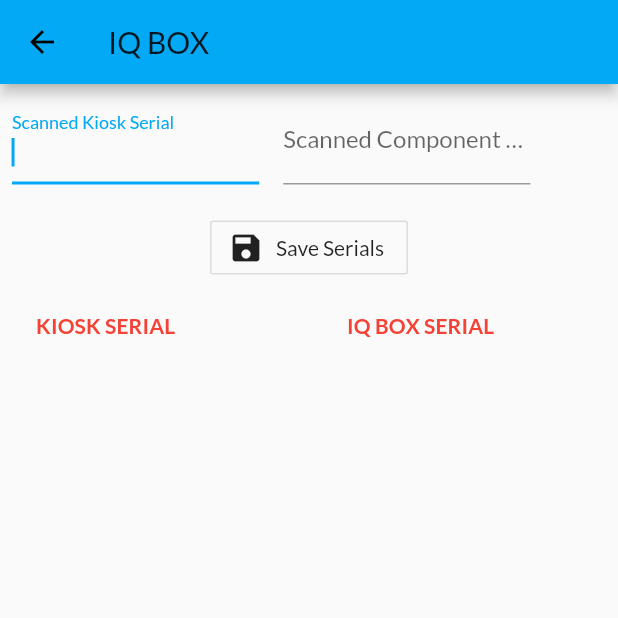
After one commit to diyarfaraj/flutter_shoppApp, a Flutter app: the ComponentPage screen opened by its route, on a phone screen of 412 x 824 dp, the top half of it. The commit adds this screen. Run offline on Flutter 3.47's test engine with Material 2 defaults, Android fonts, the phone set to English and light mode, and no system bars; missing offline and left inert: dart:ffi; network calls fail.

Commit message:
added new component page

```diff
--- a/lib/main.dart
+++ b/lib/main.dart
@@ -2,6 +2,7 @@ import 'package:flutter/material.dart';
 import 'package:provider/provider.dart';
 import 'package:shoppApp/providers/cart.dart';
 import 'package:shoppApp/providers/orders.dart';
+import 'package:shoppApp/screens/ComponentPage.dart';
 import 'package:shoppApp/screens/cart_screen.dart';
 import 'package:shoppApp/screens/edit_product_screen.dart';
 import 'package:shoppApp/screens/user_products_screen.dart';
@@ -46,6 +47,7 @@ class MyApp extends StatelessWidget {
           OrdersScreen.routeName: (ctx) => OrdersScreen(),
           UserProductsScreen.routeName: (ctx) => UserProductsScreen(),
           EditProductScreen.routeName: (ctx) => EditProductScreen(),
+          ComponentPage.routeName: (ctx) => ComponentPage("IQ BOX")
         },
       ),
     );
--- /dev/null
+++ b/lib/screens/ComponentPage.dart
@@ -0,0 +1,176 @@
+import 'dart:ffi';
+
+import 'package:flutter/material.dart';
+
+class ComponentPage extends StatefulWidget {
+  static const routeName = '/component_page';
+  String componentName;
+
+  ComponentPage(this.componentName);
+
+  @override
+  _ComponentPageState createState() => _ComponentPageState();
+}
+
+class _ComponentPageState extends State<ComponentPage> {
+  final _kioskSerialFocusNode = FocusNode();
+  final _componentSerialFocusNode = FocusNode();
+  final kioskSerialController = TextEditingController();
+  final compoentSerialController = TextEditingController();
+
+  final _form = GlobalKey<FormState>();
+
+  var components = List<Component>();
+
+  _addNewComponentRows(String kioskSerial, String componentSerial) {
+    components.add(
+      Component(componentSerial: componentSerial, kioskSerial: kioskSerial),
+    );
+  }
+
+  _saveSerialsToDatabase(List<Component> components) {
+    components.forEach((component) {
+      print("kiosk: " + component.kioskSerial);
+      print("component: " + component.componentSerial);
+    });
+
+    setState(() {
+      components.clear();
+    });
+  }
+
+  @override
+  void initState() {
+    // TODO: implement initState
+    super.initState();
+    widget.componentName = "IQ BOX";
+  }
+
+  @override
+  Widget build(BuildContext context) {
+    return GestureDetector(
+      onTap: () {
+        FocusScopeNode currentFocus = FocusScope.of(context);
+
+        if (!currentFocus.hasPrimaryFocus) {
+          currentFocus.unfocus();
+        }
+      },
+      child: Scaffold(
+          resizeToAvoidBottomInset: false,
+          appBar: AppBar(
+            title: Text(widget.componentName),
+          ),
+          body: ConstrainedBox(
+            constraints:
+                BoxConstraints.expand(width: MediaQuery.of(context).size.width),
+            child: Form(
+              key: _form,
+              child: Expanded(
+                child: Column(
+                  children: [
+                    Row(
+                      children: [
+                        Padding(
+                          padding: const EdgeInsets.all(8.0),
+                          child: Container(
+                            width: MediaQuery.of(context).size.width / 2.5,
+                            child: TextFormField(
+                              decoration: InputDecoration(
+                                  labelText: "Scanned Kiosk Serial"),
+                              controller: kioskSerialController,
+                              focusNode: _kioskSerialFocusNode,
+                              autofocus: true,
+                              onEditingComplete: () {
+                                FocusScope.of(context)
+                                    .requestFocus(_componentSerialFocusNode);
+                              },
+                            ),
+                          ),
+                        ),
+                        Padding(
+                          padding: const EdgeInsets.all(8.0),
+                          child: Container(
+                            width: MediaQuery.of(context).size.width / 2.5,
+                            child: TextFormField(
+                                decoration: InputDecoration(
+                                    labelText: "Scanned Component Serial"),
+                                controller: compoentSerialController,
+                                focusNode: _componentSerialFocusNode,
+                                onEditingComplete: () {
+                                  _addNewComponentRows(
+                                      kioskSerialController.text,
+                                      kioskSerialController.text);
+                                  FocusScope.of(context)
+                                      .requestFocus(_kioskSerialFocusNode);
+                                  setState(() {
+                                    kioskSerialController.text = "";
+                                    compoentSerialController.text = "";
+                                  });
+                                }),
+                          ),
+                        )
+                      ],
+                    ),
+                    SizedBox(
+                      height: 10,
+                    ),
+                    OutlineButton.icon(
+                        onPressed: () {
+                          _saveSerialsToDatabase(components);
+                        },
+                        icon: Icon(Icons.save),
+                        label: Text("Save Serials")),
+                    Expanded(
+                      child: ListView(children: [
+                        SingleChildScrollView(
+                          child: DataTable(
+                            columns: <DataColumn>[
+                              DataColumn(
+                                label: Text(
+                                  'KIOSK SERIAL',
+                                  style: TextStyle(
+                                    color: Colors.red,
+                                    fontWeight: FontWeight.bold,
+                                  ),
+                                ),
+                              ),
+                              DataColumn(
+                                label: Text(
+                                  widget.componentName.toUpperCase() +
+                                      ' SERIAL',
+                                  style: TextStyle(
+                                      color: Colors.red,
+                                      fontWeight: FontWeight.bold),
+                                ),
+                              ),
+                            ],
+                            rows: components
+                                .map(
+                                  (e) => DataRow(
+                                    cells: <DataCell>[
+                                      DataCell(Text(e.kioskSerial)),
+                                      DataCell(Text(e.componentSerial)),
+                                    ],
+                                  ),
+                                )
+                                .toList(),
+                          ),
+                        ),
+                      ]),
+                    ),
+                  ],
+                ),
+              ),
+            ),
+          )),
+    );
+  }
+}
+
+class Component {
+  String kioskSerial;
+  String componentSerial;
+
+  Component({this.componentSerial, this.kioskSerial});
+}
--- a/lib/widgets/app_drawer.dart
+++ b/lib/widgets/app_drawer.dart
@@ -1,4 +1,5 @@
 import 'package:flutter/material.dart';
+import 'package:shoppApp/screens/ComponentPage.dart';
 import 'package:shoppApp/screens/orders_screen.dart';
 import 'package:shoppApp/screens/user_products_screen.dart';
 
@@ -38,6 +39,15 @@ class AppDrawer extends StatelessWidget {
                   .pushReplacementNamed(UserProductsScreen.routeName);
             },
           ),
+          Divider(),
+          ListTile(
+            leading: Icon(Icons.edit),
+            title: Text('Component Page'),
+            onTap: () {
+              Navigator.of(context)
+                  .pushReplacementNamed(ComponentPage.routeName);
+            },
+          ),
         ],
       ),
     );
```
Also changed, not shown: 1 other file.
